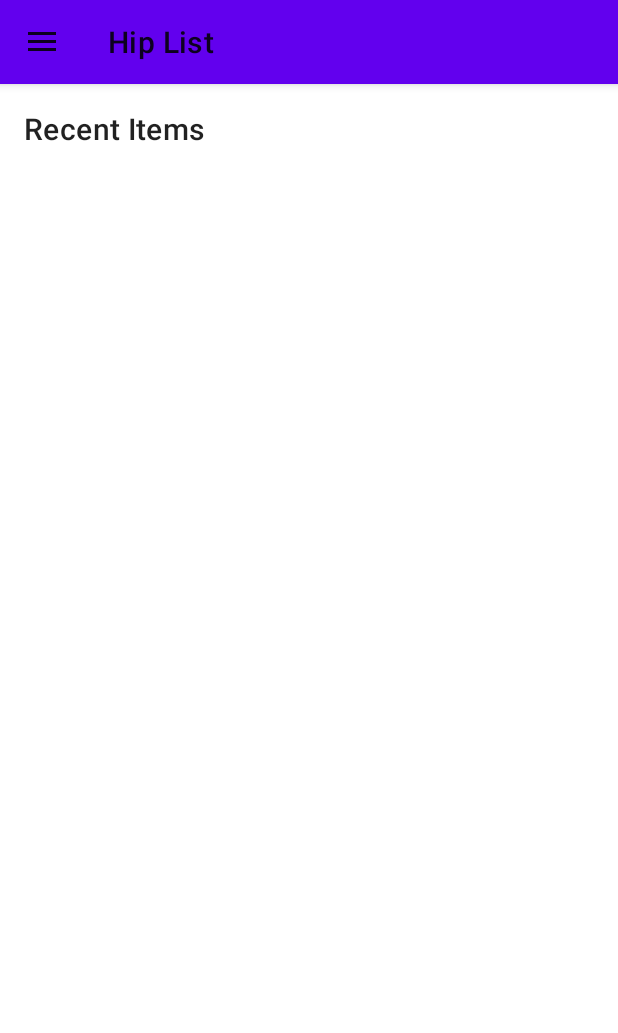
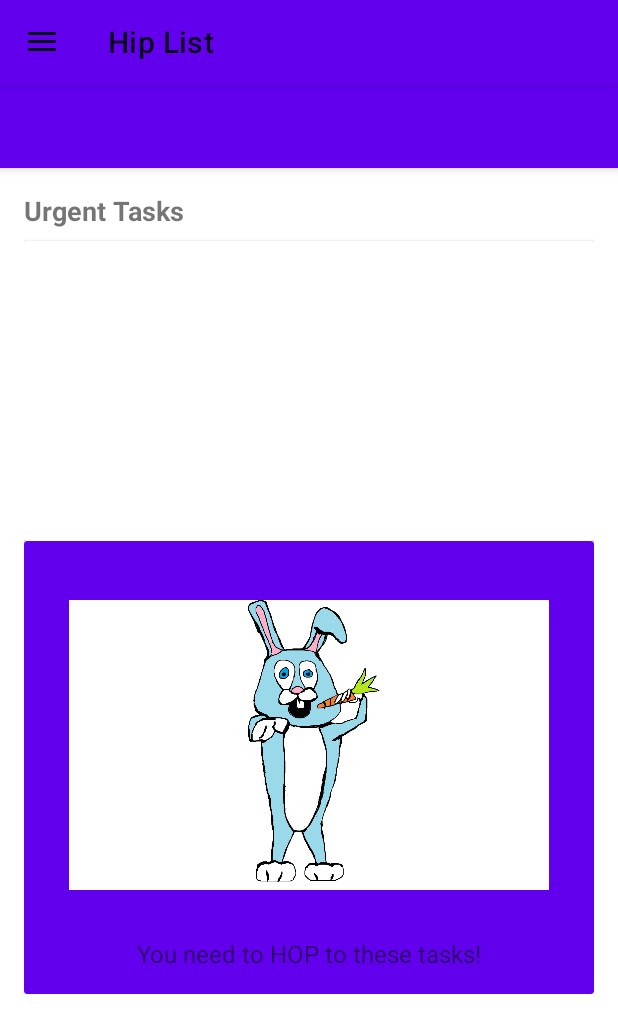
Before and after one commit to BenWeaverPSU/practice4, an Android app built with Jetpack Compose: the screen it shows after launch once a user with an empty profile is signed in (MainActivity), on a phone screen of 412 x 824 dp. Shown: the top 1033 px of the screen. Run offline under Robolectric (Android 15) with nearby library versions, the phone set to English and light mode, and no system bars; our stand-ins replace Firebase (no records; nobody signed in at launch, a user with empty details on screens opened directly).

Commit message:
Added image to home fragment, created cards for more organized home fragment, fixed drawer menu

```diff
--- a/app/src/main/java/com/example/practice4/MainActivity.kt
+++ b/app/src/main/java/com/example/practice4/MainActivity.kt
@@ -8,6 +8,7 @@ import androidx.appcompat.app.ActionBarDrawerToggle
 import androidx.appcompat.app.AppCompatActivity
 import androidx.core.view.GravityCompat
 import androidx.drawerlayout.widget.DrawerLayout
+import android.view.View
 import com.google.android.material.navigation.NavigationView
 import com.google.firebase.auth.FirebaseAuth
 
@@ -38,7 +39,7 @@ class MainActivity : AppCompatActivity(), NavigationView.OnNavigationItemSelecte
         val userName = intent.getStringExtra("USER_NAME") ?: "User"
         val headerView = navigationView.getHeaderView(0)
         val userNameTextView = headerView.findViewById<TextView>(R.id.textViewUserName)
-        userNameTextView.text = userName
+        userNameTextView.text = "Hello $userName"
 
         if (savedInstanceState == null) {
             supportFragmentManager.beginTransaction()
@@ -93,4 +94,5 @@ class MainActivity : AppCompatActivity(), NavigationView.OnNavigationItemSelecte
             super.onBackPressed()
         }
     }
+
 }
--- a/app/src/main/res/layout/activity_main.xml
+++ b/app/src/main/res/layout/activity_main.xml
@@ -3,15 +3,34 @@
     xmlns:android="http://schemas.android.com/apk/res/android"
     xmlns:app="http://schemas.android.com/apk/res-auto"
     android:id="@+id/drawer_layout"
-    android:fitsSystemWindows="false"
     android:layout_width="match_parent"
     android:layout_height="match_parent">
 
     <!-- Main content -->
-    <FrameLayout
-        android:id="@+id/fragment_container"
+    <androidx.coordinatorlayout.widget.CoordinatorLayout
         android:layout_width="match_parent"
-        android:layout_height="match_parent"/>
+        android:layout_height="match_parent"
+        android:fitsSystemWindows="true">
+
+        <com.google.android.material.appbar.AppBarLayout
+            android:layout_width="match_parent"
+            android:layout_height="wrap_content"
+            android:theme="@style/ThemeOverlay.AppCompat.Dark.ActionBar">
+
+            <androidx.appcompat.widget.Toolbar
+                android:id="@+id/toolbar"
+                android:layout_width="match_parent"
+                android:layout_height="match_parent"
+                android:background="?attr/colorPrimary"
+                app:popupTheme="@style/ThemeOverlay.AppCompat.Light" />
+        </com.google.android.material.appbar.AppBarLayout>
+
+        <FrameLayout
+            android:id="@+id/fragment_container"
+            android:layout_width="match_parent"
+            android:layout_height="match_parent"
+            app:layout_behavior="@string/appbar_scrolling_view_behavior" />
+    </androidx.coordinatorlayout.widget.CoordinatorLayout>
 
     <!-- Navigation drawer -->
     <com.google.android.material.navigation.NavigationView
@@ -19,9 +38,6 @@
         android:layout_width="wrap_content"
         android:layout_height="match_parent"
         android:layout_gravity="start"
-        app:menu="@menu/drawer_menu"
-        android:paddingTop="24dp"
-        android:paddingBottom="24dp"
-        app:headerLayout="@layout/nav_header"/>
-
+        app:headerLayout="@layout/nav_header"
+        app:menu="@menu/drawer_menu"/>
 </androidx.drawerlayout.widget.DrawerLayout>
--- a/app/src/main/res/layout/fragment_home.xml
+++ b/app/src/main/res/layout/fragment_home.xml
@@ -1,21 +1,69 @@
-<?xml version="1.0" encoding="utf-8"?>
-<LinearLayout xmlns:android="http://schemas.android.com/apk/res/android"
+<ScrollView xmlns:android="http://schemas.android.com/apk/res/android"
     android:layout_width="match_parent"
     android:layout_height="match_parent"
+    android:padding="16dp">
+
+    <LinearLayout
         android:orientation="vertical"
-    android:padding="16dp"
-    android:fitsSystemWindows="true">
+        android:layout_width="match_parent"
+        android:layout_height="wrap_content">
 
+        <!-- Recent Items -->
         <TextView
+            android:id="@+id/recentItemsTitle"
             android:layout_width="wrap_content"
             android:layout_height="wrap_content"
-        android:text="Recent Items"
-        android:textAppearance="?attr/textAppearanceHeadline6"
+            android:text="Urgent Tasks"
+            android:textSize="18sp"
+            android:textStyle="bold"
             android:paddingBottom="8dp" />
+
+        <androidx.cardview.widget.CardView
+            android:layout_width="match_parent"
+            android:layout_height="wrap_content"
+            android:elevation="4dp"
+            android:padding="8dp">
 
             <androidx.recyclerview.widget.RecyclerView
                 android:id="@+id/recyclerViewRecent"
                 android:layout_width="match_parent"
-        android:layout_height="match_parent" />
+                android:layout_height="200dp"
+                android:scrollbars="vertical" />
+        </androidx.cardview.widget.CardView>
+
+
+        <!-- Image + Text -->
+        <androidx.cardview.widget.CardView
+            xmlns:app="http://schemas.android.com/apk/res-auto"
+            android:layout_width="match_parent"
+            android:layout_height="wrap_content"
+            android:elevation="4dp"
+            android:padding="2dp"
+            app:cardBackgroundColor="@color/purple_500">
+
+            <LinearLayout
+                android:orientation="vertical"
+                android:layout_width="match_parent"
+                android:layout_height="wrap_content"
+                android:gravity="center_horizontal"
+                android:padding="16dp">
+
+                <ImageView
+                    android:id="@+id/homeImage"
+                    android:layout_width="320dp"
+                    android:layout_height="240dp"
+                    android:src="@drawable/rabbit2"
+                    android:contentDescription="Home Image" />
+
+                <TextView
+                    android:id="@+id/homeImageText"
+                    android:layout_width="wrap_content"
+                    android:layout_height="wrap_content"
+                    android:text="You need to HOP to these tasks!"
+                    android:textSize="16sp"
+                    android:paddingTop="8dp" />
+            </LinearLayout>
+        </androidx.cardview.widget.CardView>
 
     </LinearLayout>
+</ScrollView>
--- a/app/src/main/res/layout/nav_header.xml
+++ b/app/src/main/res/layout/nav_header.xml
@@ -1,15 +1,19 @@
 <LinearLayout xmlns:android="http://schemas.android.com/apk/res/android"
+    android:id="@+id/nav_header_root"
     android:orientation="vertical"
+    android:gravity="bottom"
     android:layout_width="match_parent"
-    android:layout_height="124dp"
+    android:layout_height="180dp"
     android:fitsSystemWindows="true"
-    android:background="@color/purple_500">
+    android:background="@color/purple_500"
+    android:padding="16dp">
 
     <TextView
         android:id="@+id/textViewUserName"
-        android:text="User Name"
+        android:layout_width="wrap_content"
+        android:layout_height="wrap_content"
+        android:text="displayed text will be the user's email"
         android:textColor="@android:color/white"
         android:textSize="18sp"
-        android:layout_width="wrap_content"
-        android:layout_height="wrap_content" />
+        android:textStyle="bold" />
 </LinearLayout>
```
Also changed, not shown: app/src/main/res/drawable/rabbit2.png (added). Lines whose indentation alone changed are shown as unchanged.
